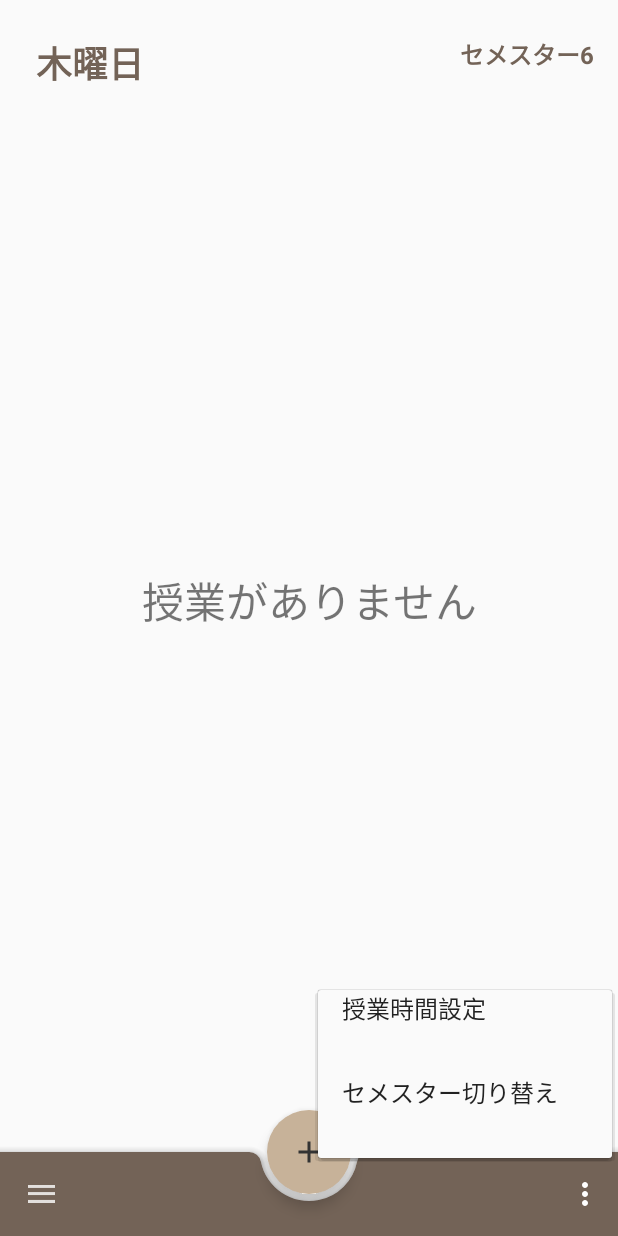
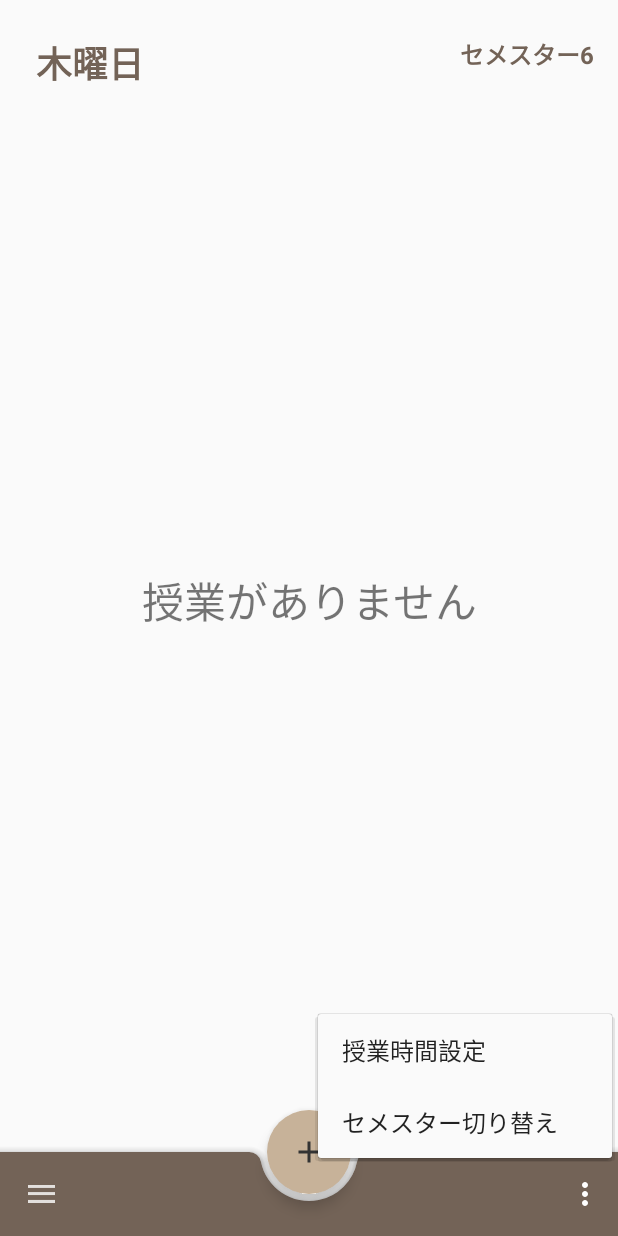
Before and after one commit to Dai1678/AttendNotifier, an Android app: the screen it shows after launch (MainActivity), with the options menu open, on a phone screen of 412 x 824 dp. Run offline under Robolectric (Android 15) with nearby library versions, the phone set to English and light mode, and no system bars; libraries missing offline, so code that uses them is left out: io.realm; 4 statements that could not run were skipped.

Commit message:
fix bottomAppBar layout

```diff
--- a/app/src/main/res/layout/activity_main.xml
+++ b/app/src/main/res/layout/activity_main.xml
@@ -14,9 +14,11 @@
     <android.support.design.bottomappbar.BottomAppBar
         android:id="@+id/main_bottom_app_bar"
         android:layout_width="match_parent"
-        android:layout_height="wrap_content"
+        android:layout_height="56dp"
         android:layout_gravity="bottom"
-        android:theme="@style/AppTheme.BottomAppBar"
+        app:popupTheme="@style/ThemeOverlay.AppCompat.Light"
+        app:theme="@style/ThemeOverlay.AppCompat.Dark.ActionBar"
+        app:maxButtonHeight="56dp"
         app:navigationIcon="@drawable/ic_menu"
         app:fabAlignmentMode="center"
         app:backgroundTint="@color/colorDarkBrown"
--- a/app/src/main/res/values/styles.xml
+++ b/app/src/main/res/values/styles.xml
@@ -10,6 +10,4 @@
         <item name="android:textColorSecondary">@android:color/white</item>
     </style>
 
-    <style name="AppTheme.BottomAppBar" parent="Widget.MaterialComponents.BottomAppBar" />
-
 </resources>
```
